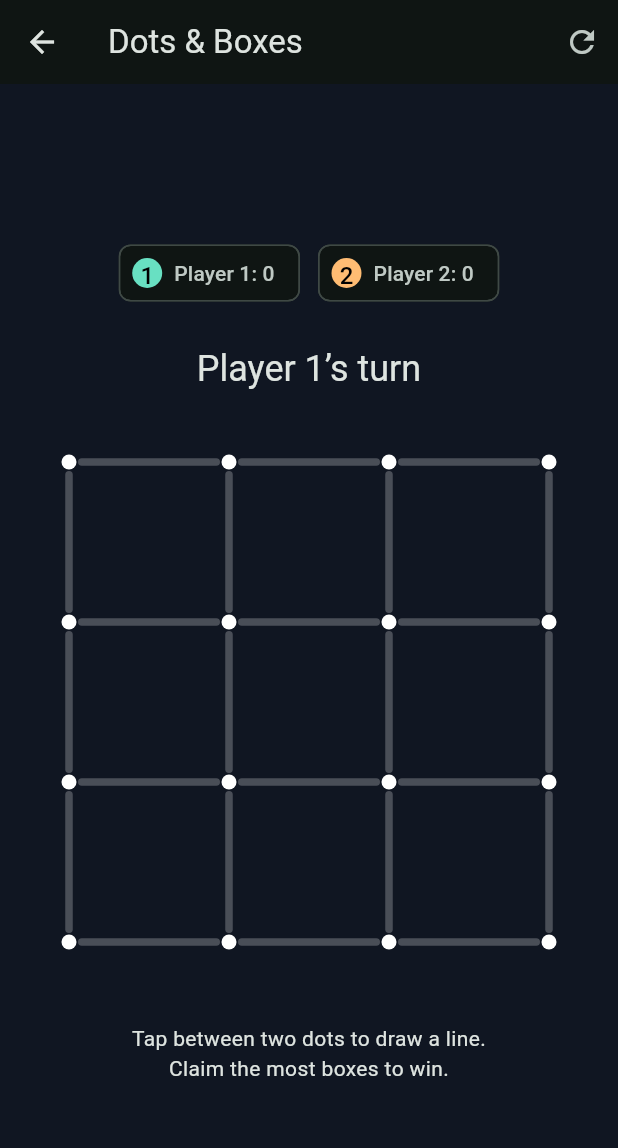
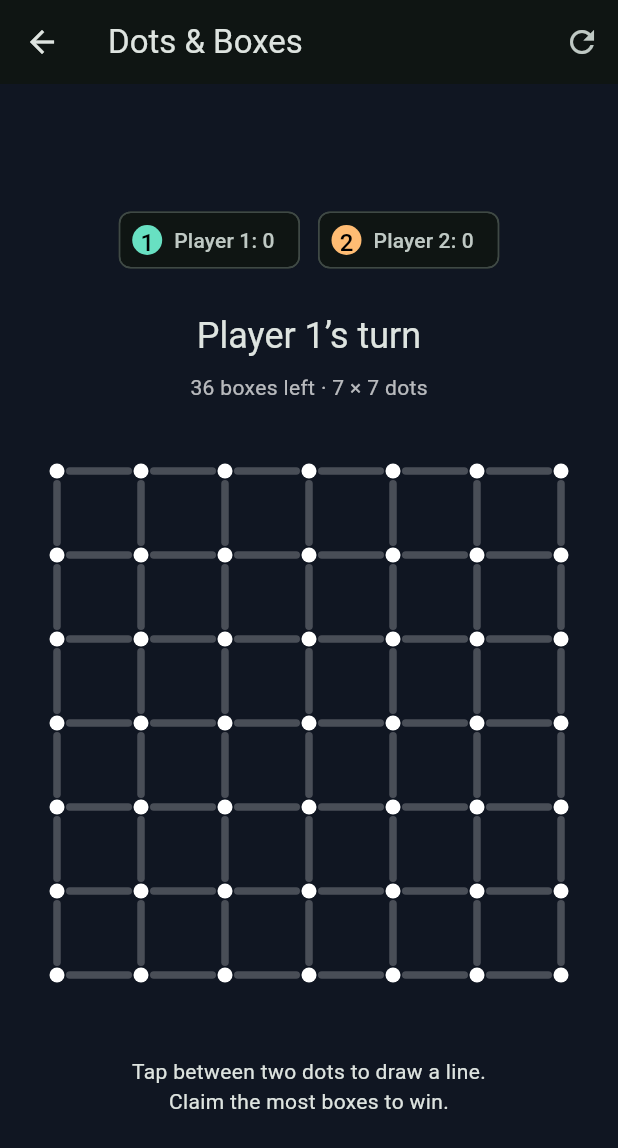
Before and after one commit to SayemTanvir/Pocket-Party, a Flutter app: the screen it shows after launch, after a tap on "Start game", on a phone screen of 412 x 824 dp. Shown: the top 1148 px of the screen. Run offline on Flutter 3.47's test engine with Material 3 defaults, Android fonts, the phone set to English and light mode, and no system bars; missing offline and left inert: chess; network calls fail.

Commit message:
Expand Dots and Boxes to a 36-box board

```diff
--- a/lib/games/dots_game.dart
+++ b/lib/games/dots_game.dart
@@ -1,7 +1,7 @@
 import 'party_game.dart';
 
 class DotsGame implements PartyGame {
-  DotsGame({this.size = 4, this.players = 2})
+  DotsGame({this.size = 7, this.players = 2})
     : scores = List.filled(players, 0);
 
   final int size;
--- a/lib/main.dart
+++ b/lib/main.dart
@@ -87,7 +87,7 @@ class _LobbyState extends State<Lobby> {
                         ),
                         const SizedBox(height: 12),
                         const Text(
-                          'Connect dots. Claim boxes. Complete a box to take another turn.',
+                          '36 boxes to battle for. Complete a box to take another turn and turn a chain into a comeback.',
                         ),
                         const SizedBox(height: 24),
                         SegmentedButton<int>(
@@ -312,7 +312,7 @@ class _MatchPageState extends State<MatchPage> {
     body: SafeArea(
       child: Center(
         child: SingleChildScrollView(
-          padding: const EdgeInsets.all(24),
+          padding: const EdgeInsets.all(16),
           child: ConstrainedBox(
             constraints: const BoxConstraints(maxWidth: 500),
             child: Column(
@@ -371,6 +371,11 @@ class _MatchPageState extends State<MatchPage> {
                 ],
                 const SizedBox(height: 24),
                 Text(status, style: Theme.of(context).textTheme.headlineSmall),
+                const SizedBox(height: 8),
+                Text(
+                  '${(game.size - 1) * (game.size - 1) - game.boxes.length} boxes left · ${game.size} × ${game.size} dots',
+                  style: const TextStyle(color: Colors.white70),
+                ),
                 const SizedBox(height: 24),
                 AspectRatio(
                   aspectRatio: 1,
```
Also changed, not shown: lib/games/dots_bot.dart (+18 -7 lines), 4 other files.
